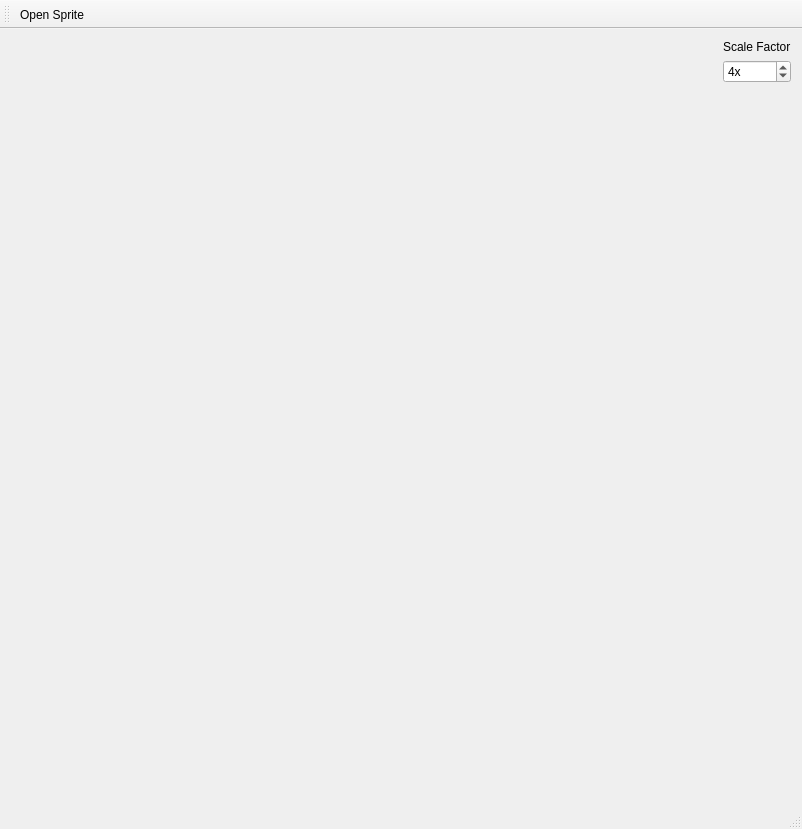
Before: the Qt Designer form src/mainwindow.ui in ifschleife/SpriteEditor, drawn with Qt 5.
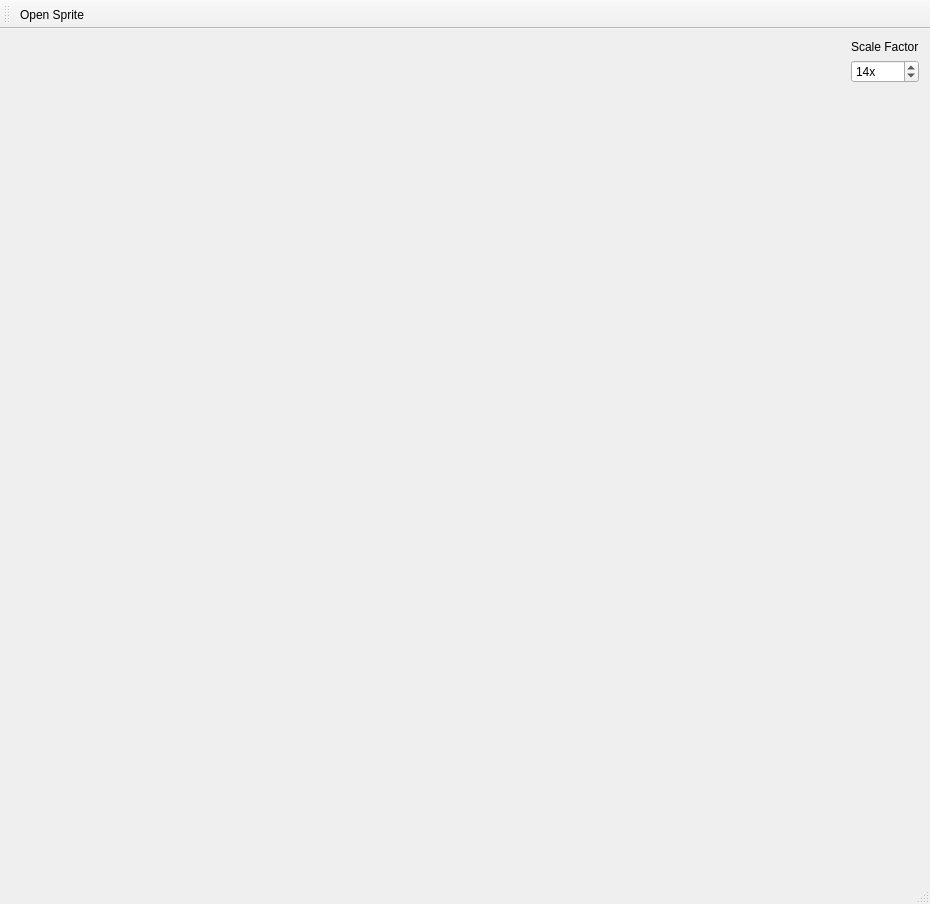
After: the same form once the commit is applied. Icons and pictures are not drawn. Custom widgets are drawn as their Qt base class.

Commit message: Added scrollbars should sprite exceed its window's size.

What changed in the file:
```diff
--- a/src/mainwindow.ui
+++ b/src/mainwindow.ui
@@ -6,8 +6,8 @@
    <rect>
     <x>0</x>
     <y>0</y>
-    <width>802</width>
-    <height>829</height>
+    <width>930</width>
+    <height>904</height>
    </rect>
   </property>
   <property name="windowTitle">
@@ -15,39 +15,33 @@
   </property>
   <widget class="QWidget" name="centralWidget">
    <layout class="QVBoxLayout" name="verticalLayout">
+    <property name="bottomMargin">
+     <number>0</number>
+    </property>
     <item>
      <layout class="QHBoxLayout" name="horizontalLayout">
       <item>
-       <layout class="QVBoxLayout" name="verticalLayout_2">
-        <item>
-         <spacer name="verticalSpacer_2">
-          <property name="orientation">
-           <enum>Qt::Vertical</enum>
-          </property>
-          <property name="sizeHint" stdset="0">
-           <size>
-            <width>20</width>
-            <height>40</height>
-           </size>
-          </property>
-         </spacer>
-        </item>
-        <item>
-         <layout class="QHBoxLayout" name="horizontalLayout_2">
-          <item>
-           <spacer name="horizontalSpacer_2">
-            <property name="orientation">
-             <enum>Qt::Horizontal</enum>
-            </property>
-            <property name="sizeHint" stdset="0">
-             <size>
-              <width>40</width>
-              <height>20</height>
-             </size>
-            </property>
-           </spacer>
-          </item>
-          <item>
+       <widget class="QScrollArea" name="scrollArea">
+        <property name="frameShape">
+         <enum>QFrame::NoFrame</enum>
+        </property>
+        <property name="widgetResizable">
+         <bool>true</bool>
+        </property>
+        <property name="alignment">
+         <set>Qt::AlignCenter</set>
+        </property>
+        <widget class="QWidget" name="scrollAreaWidgetContents">
+         <property name="geometry">
+          <rect>
+           <x>0</x>
+           <y>0</y>
+           <width>828</width>
+           <height>823</height>
+          </rect>
+         </property>
+         <layout class="QVBoxLayout" name="verticalLayout_4">
+          <item alignment="Qt::AlignHCenter|Qt::AlignVCenter">
            <widget class="SpriteArea" name="labelSpriteArea">
             <property name="sizePolicy">
              <sizepolicy hsizetype="Preferred" vsizetype="Preferred">
@@ -55,26 +49,8 @@
               <verstretch>0</verstretch>
              </sizepolicy>
             </property>
-            <property name="minimumSize">
-             <size>
-              <width>0</width>
-              <height>0</height>
-             </size>
-            </property>
-            <property name="sizeIncrement">
-             <size>
-              <width>0</width>
-              <height>0</height>
-             </size>
-            </property>
-            <property name="frameShape">
-             <enum>QFrame::Box</enum>
-            </property>
-            <property name="lineWidth">
-             <number>0</number>
-            </property>
-            <property name="midLineWidth">
-             <number>0</number>
+            <property name="cursor">
+             <cursorShape>CrossCursor</cursorShape>
             </property>
             <property name="text">
              <string/>
@@ -88,12 +64,6 @@
             <property name="alignment">
              <set>Qt::AlignCenter</set>
             </property>
-            <property name="margin">
-             <number>0</number>
-            </property>
-            <property name="indent">
-             <number>0</number>
-            </property>
            </widget>
           </item>
           <item>
@@ -110,21 +80,8 @@
            </spacer>
           </item>
          </layout>
-        </item>
-        <item>
-         <spacer name="verticalSpacer_3">
-          <property name="orientation">
-           <enum>Qt::Vertical</enum>
-          </property>
-          <property name="sizeHint" stdset="0">
-           <size>
-            <width>20</width>
-            <height>40</height>
-           </size>
-          </property>
-         </spacer>
-        </item>
-       </layout>
+        </widget>
+       </widget>
       </item>
       <item>
        <layout class="QVBoxLayout" name="verticalLayout_3">
@@ -153,7 +110,7 @@
            <number>1</number>
           </property>
           <property name="value">
-           <number>4</number>
+           <number>14</number>
           </property>
           <property name="displayIntegerBase">
            <number>10</number>
```
Left out of the diff: 18 changed lines with no effect on the pictures.
